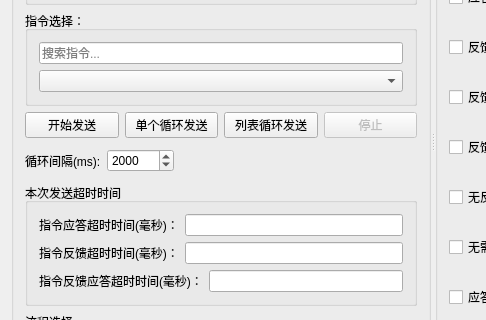
mawenshui/My_Tools_Project, file DataProcessor/orderSend/ordersendwidget.ui: the form before one commit; both pictures show x 0 to 486 and y 177 to 497 of the 923 by 635 pixel window.
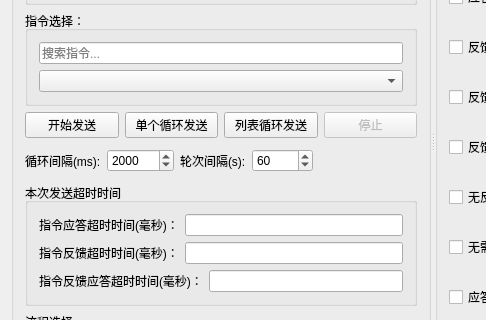
The form after the commit.

The edit to the form file:
```diff
--- a/DataProcessor/orderSend/ordersendwidget.ui
+++ b/DataProcessor/orderSend/ordersendwidget.ui
@@ -172,6 +172,30 @@
              </property>
             </widget>
            </item>
+           <item>
+            <widget class="QLabel" name="labelRoundInterval">
+             <property name="text">
+              <string>轮次间隔(s):</string>
+             </property>
+            </widget>
+           </item>
+           <item>
+            <widget class="QSpinBox" name="spinRoundIntervalSec">
+             <property name="toolTip">
+              <string>设置列表完成一轮后，等待多少秒再开始下一轮。
+只能在停止状态下修改。</string>
+             </property>
+             <property name="minimum">
+              <number>1</number>
+             </property>
+             <property name="maximum">
+              <number>86400</number>
+             </property>
+             <property name="value">
+              <number>60</number>
+             </property>
+            </widget>
+           </item>
            <item>
             <spacer name="horizontalSpacer_Interval">
              <property name="orientation">
```
